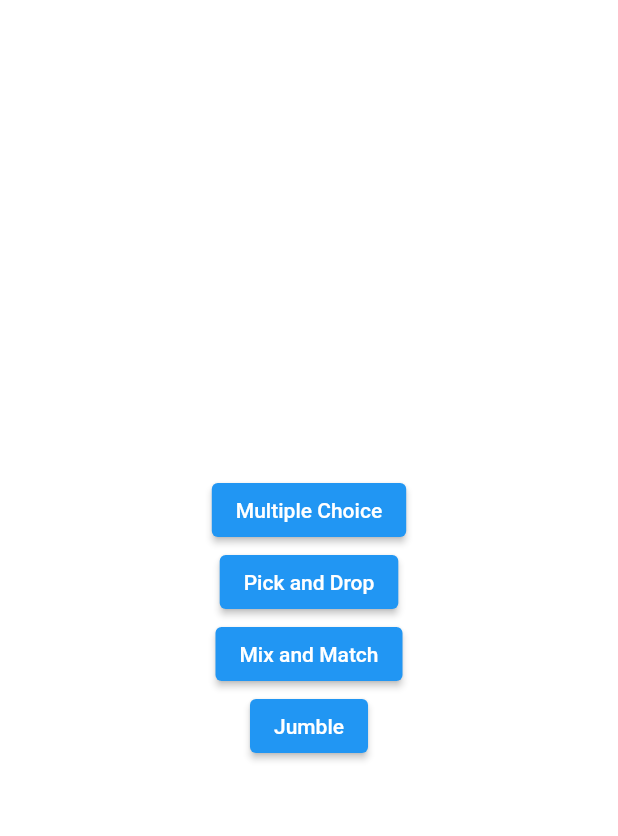
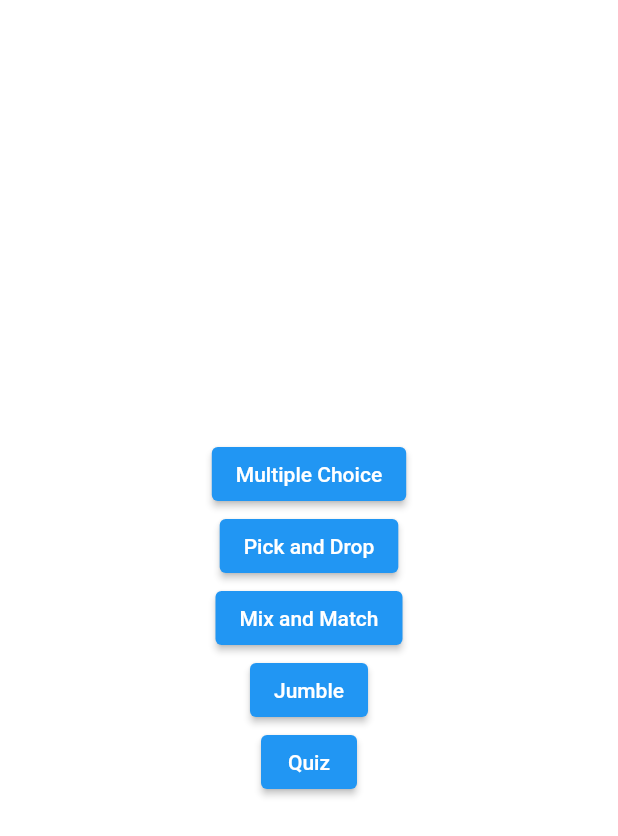
Before and after one commit to febrian430/N5-Kanji-Alt-Flutter, a Flutter app: the screen it shows after launch, on a phone screen of 412 x 824 dp. Shown: the top 836 px of the screen. Run offline on Flutter 3.47's test engine with Material 2 defaults, Android fonts, the phone set to English and light mode, and no system bars.

Commit message:
add quiz route

```diff
--- a/lib/main.dart
+++ b/lib/main.dart
@@ -11,6 +11,7 @@ import 'package:kanji_memory_hint/kanji-list/menu.dart';
 import 'package:kanji_memory_hint/menu_screens/game_select.dart';
 import 'package:kanji_memory_hint/mix-match/game.dart';
 import 'package:kanji_memory_hint/pick-drop/game.dart';
+import 'package:kanji_memory_hint/quiz/quiz.dart';
 import 'package:kanji_memory_hint/route_param.dart';
 
 void main() {
@@ -95,6 +96,13 @@ class MyApp extends StatelessWidget {
             return MaterialPageRoute(builder: (context) {
                 return PickDrop(mode: args.mode, chapter: args.chapter);
             });
+
+          case Quiz.route:
+            final args = settings.arguments as PracticeGameArguments;
+
+            return MaterialPageRoute(builder: (context) {
+              return Quiz();
+            });
           // case ResultScreen.route:
           //   final args = settings.arguments as ResultParam;
 
--- a/lib/menu_screens/game_select.dart
+++ b/lib/menu_screens/game_select.dart
@@ -7,6 +7,7 @@ import 'package:kanji_memory_hint/menu_screens/mode_select.dart';
 import 'package:kanji_memory_hint/mix-match/game.dart';
 import 'package:kanji_memory_hint/multiple-choice/game.dart';
 import 'package:kanji_memory_hint/pick-drop/game.dart';
+import 'package:kanji_memory_hint/quiz/quiz.dart';
 import 'package:kanji_memory_hint/route_param.dart';
 
 class GameSelect extends StatelessWidget {
@@ -66,6 +67,17 @@ class GameSelect extends StatelessWidget {
                   child: const Text('Jumble'),
                 ),
               ),
+              Center(
+                child: ElevatedButton(
+                  // Within the `Home` widget
+                  onPressed: () {
+                    // Navigate to the second screen using a named route.
+                    Navigator.pushNamed(context, ModeSelect.route,
+                    arguments: PracticeGameArguments(selectedGame: Quiz.route));
+                  },
+                  child: const Text('Quiz'),
+                ),
+              ),
             ]
           )
       )
--- /dev/null
+++ b/lib/quiz/quiz.dart
@@ -0,0 +1,18 @@
+import 'package:flutter/cupertino.dart';
+
+class Quiz extends StatefulWidget {
+
+  static const route = "/quiz";
+  static const name = "Quiz";
+  @override
+  State<StatefulWidget> createState() => _QuizState();
+}
+
+class _QuizState extends State<Quiz> {
+  @override
+  Widget build(BuildContext context) {
+    return Center(
+      child: Text("QUIZ"),
+    );
+  }
+}
```
